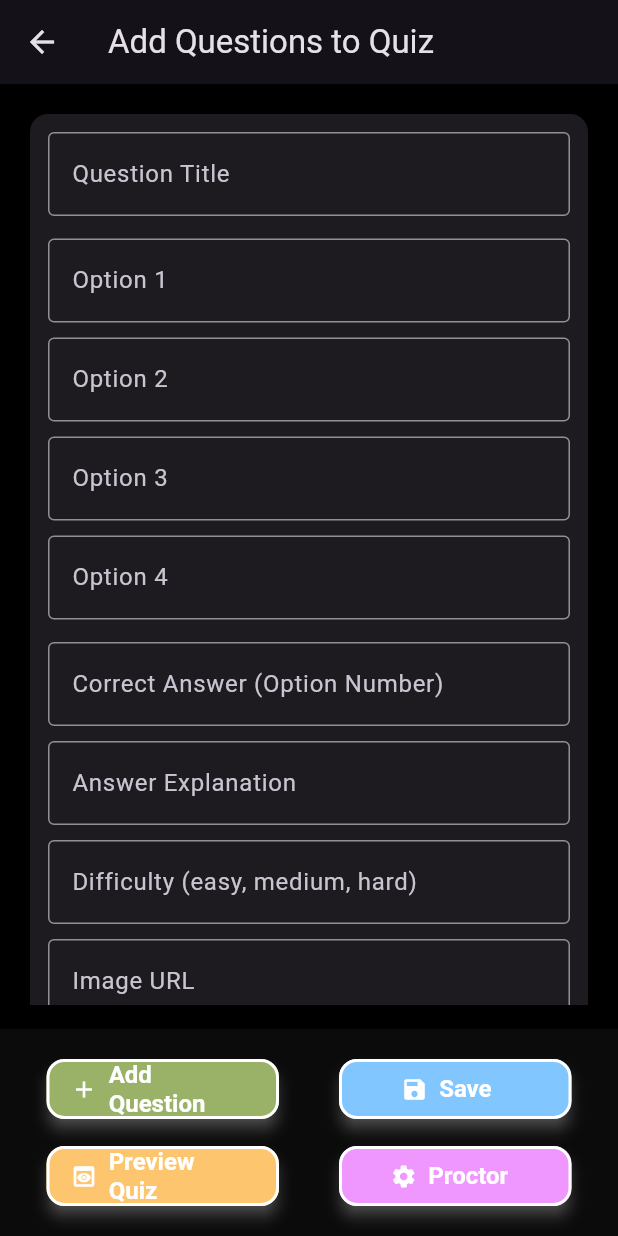
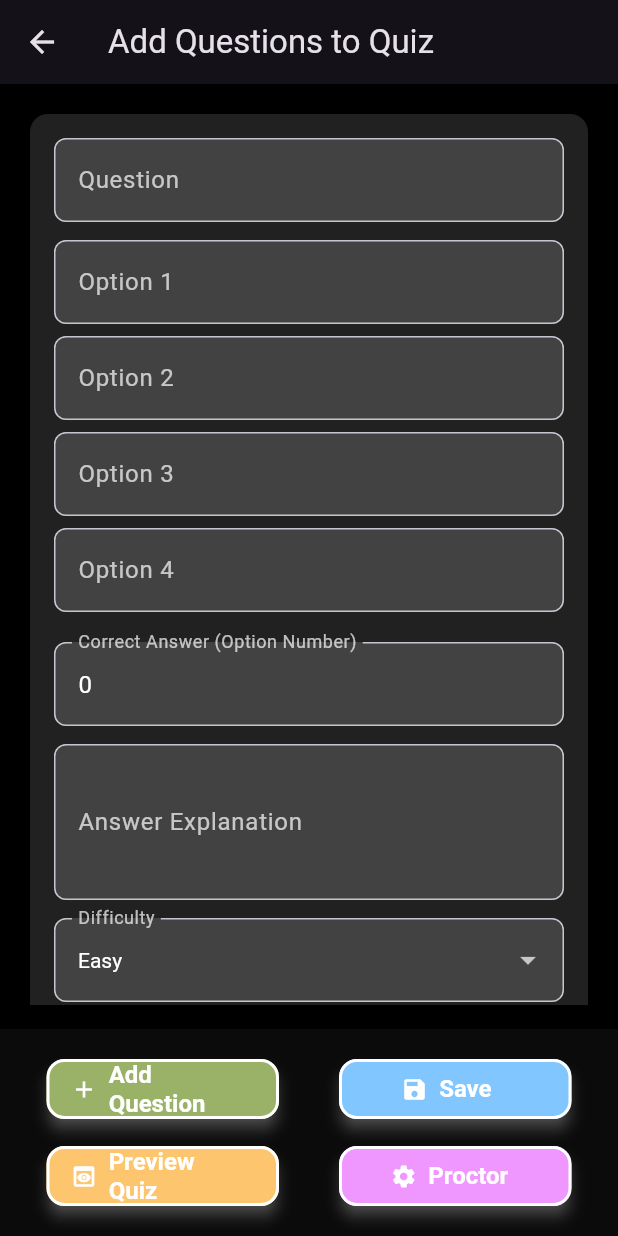
Before and after one commit to nayan1306/bigaze-controller, a Flutter app: the QuizCreatePage screen opened directly with empty values, after a tap on "Add Question", on a phone screen of 412 x 824 dp. Run offline on Flutter 3.47's test engine with Material 3 defaults, Android fonts, the phone set to English and light mode, and no system bars; our stand-ins replace cloud_firestore, email_validator, firebase_auth, firebase_core, firebase_messaging, flutter_local_notifications and 4 more; missing offline and left inert: firebase_ui_auth; accounts and stored records are empty.

Commit message:
updated Question card

```diff
--- a/lib/Screens/questiondesigner.dart
+++ b/lib/Screens/questiondesigner.dart
@@ -2,7 +2,6 @@ import 'package:cloud_firestore/cloud_firestore.dart';
 import 'package:examiner_bigaze/Screens/quiz_creator/quiz_create_page.dart';
 import 'package:firebase_auth/firebase_auth.dart';
 import 'package:flutter/material.dart';
-import '../quizcreatepage.dart';
 
 class QuestionDesigner extends StatelessWidget {
   final FirebaseFirestore _firestore = FirebaseFirestore.instance;
--- a/lib/Screens/quiz_creator/question_card.dart
+++ b/lib/Screens/quiz_creator/question_card.dart
@@ -15,93 +15,168 @@ class QuestionCard extends StatelessWidget {
 
   @override
   Widget build(BuildContext context) {
-    // Wrap in a Card for visual separation.
     return Card(
-      elevation: 2,
+      elevation: 4,
+      color: Colors.grey[900], // Dark card background
       shape: RoundedRectangleBorder(
         borderRadius: BorderRadius.circular(12),
       ),
       child: Padding(
-        padding: const EdgeInsets.all(12.0),
+        padding: const EdgeInsets.all(16.0),
         child: Column(
           crossAxisAlignment: CrossAxisAlignment.start,
           children: [
-            TextField(
-              decoration: const InputDecoration(
-                labelText: 'Question Title',
-                border: OutlineInputBorder(),
-              ),
+            _buildTextField(
+              label: 'Question',
+              initialValue: question["question"],
               onChanged: (value) => onQuestionChanged("question", value),
             ),
-            const SizedBox(height: 10),
+            const SizedBox(height: 12),
             ...question["options"].keys.map((key) {
               return Padding(
-                padding: const EdgeInsets.symmetric(vertical: 5),
-                child: TextField(
-                  decoration: InputDecoration(
-                    labelText: 'Option $key',
-                    border: const OutlineInputBorder(),
-                  ),
+                padding: const EdgeInsets.only(bottom: 8.0),
+                child: _buildTextField(
+                  label: 'Option $key',
+                  initialValue: question["options"][key],
                   onChanged: (value) => onOptionChanged(key, value),
                 ),
               );
             }).toList(),
-            const SizedBox(height: 10),
-            TextField(
-              decoration: const InputDecoration(
-                labelText: 'Correct Answer (Option Number)',
-                border: OutlineInputBorder(),
-              ),
+            const SizedBox(height: 12),
+            _buildTextField(
+              label: 'Correct Answer (Option Number)',
               keyboardType: TextInputType.number,
+              initialValue: question["answer"].toString(),
               onChanged: (value) =>
                   onQuestionChanged("answer", int.tryParse(value) ?? 0),
             ),
-            const SizedBox(height: 10),
-            TextField(
-              decoration: const InputDecoration(
-                labelText: 'Answer Explanation',
-                border: OutlineInputBorder(),
-              ),
+            const SizedBox(height: 12),
+            _buildTextField(
+              label: 'Answer Explanation',
+              initialValue: question["ansExplanation"],
+              maxLines: 3,
               onChanged: (value) => onQuestionChanged("ansExplanation", value),
             ),
-            const SizedBox(height: 10),
-            TextField(
-              decoration: const InputDecoration(
-                labelText: 'Difficulty (easy, medium, hard)',
-                border: OutlineInputBorder(),
-              ),
+            const SizedBox(height: 12),
+            _buildDropdown(
+              label: 'Difficulty',
+              value: ['Easy', 'Medium', 'Hard'].contains(question["difficulty"])
+                  ? question["difficulty"]
+                  : 'Easy', // Default to 'Easy' if invalid
+              items: ['Easy', 'Medium', 'Hard'],
               onChanged: (value) => onQuestionChanged("difficulty", value),
             ),
-            const SizedBox(height: 10),
-            TextField(
-              decoration: const InputDecoration(
-                labelText: 'Image URL',
-                border: OutlineInputBorder(),
-              ),
-              onChanged: (value) => onQuestionChanged("imageUrl", value),
+            const SizedBox(height: 12),
+            Row(
+              children: [
+                Expanded(
+                  child: _buildTextField(
+                    label: 'Marks',
+                    keyboardType: TextInputType.number,
+                    initialValue: question["marks"].toString(),
+                    onChanged: (value) =>
+                        onQuestionChanged("marks", int.tryParse(value) ?? 0),
+                  ),
+                ),
+                const SizedBox(width: 12),
+                Expanded(
+                  child: _buildTextField(
+                    label: 'Tags (comma separated)',
+                    initialValue: question["tags"].join(", "),
+                    onChanged: (value) => onQuestionChanged("tags",
+                        value.split(',').map((tag) => tag.trim()).toList()),
+                  ),
+                ),
+              ],
             ),
-            const SizedBox(height: 10),
-            TextField(
-              decoration: const InputDecoration(
-                labelText: 'Marks',
-                border: OutlineInputBorder(),
-              ),
-              keyboardType: TextInputType.number,
-              onChanged: (value) =>
-                  onQuestionChanged("marks", int.tryParse(value) ?? 0),
-            ),
-            const SizedBox(height: 10),
-            TextField(
-              decoration: const InputDecoration(
-                labelText: 'Tags (comma separated)',
-                border: OutlineInputBorder(),
-              ),
-              onChanged: (value) => onQuestionChanged(
-                  "tags", value.split(',').map((tag) => tag.trim()).toList()),
-            ),
+            const SizedBox(height: 12),
+            _buildImageUploadButton(context),
           ],
         ),
       ),
     );
   }
+
+  /// Builds a dark-themed text field with rounded borders
+  Widget _buildTextField({
+    required String label,
+    String? initialValue,
+    TextInputType keyboardType = TextInputType.text,
+    int maxLines = 1,
+    required Function(String) onChanged,
+  }) {
+    return TextFormField(
+      initialValue: initialValue,
+      keyboardType: keyboardType,
+      maxLines: maxLines,
+      style: const TextStyle(color: Colors.white), // White text color
+      decoration: InputDecoration(
+        labelText: label,
+        labelStyle:
+            const TextStyle(color: Colors.white70), // Slightly dimmed text
+        filled: true,
+        fillColor: Colors.grey[800], // Darker background
+        border: OutlineInputBorder(borderRadius: BorderRadius.circular(8)),
+        focusedBorder: OutlineInputBorder(
+          borderSide: const BorderSide(color: Colors.blue, width: 1.5),
+          borderRadius: BorderRadius.circular(8),
+        ),
+      ),
+      onChanged: onChanged,
+    );
+  }
+
+  /// Builds a dark-themed dropdown for selecting difficulty
+  Widget _buildDropdown({
+    required String label,
+    required String value,
+    required List<String> items,
+    required Function(String) onChanged,
+  }) {
+    return DropdownButtonFormField<String>(
+      value: value,
+      dropdownColor: Colors.grey[900], // Dark background for dropdown
+      style: const TextStyle(color: Colors.white), // White text
+      decoration: InputDecoration(
+        labelText: label,
+        labelStyle: const TextStyle(color: Colors.white70),
+        filled: true,
+        fillColor: Colors.grey[800],
+        border: OutlineInputBorder(borderRadius: BorderRadius.circular(8)),
+      ),
+      items: items
+          .map((difficulty) => DropdownMenuItem(
+                value: difficulty,
+                child: Text(difficulty),
+              ))
+          .toList(),
+      onChanged: (newValue) {
+        if (newValue != null) {
+          onChanged(newValue);
+        }
+      },
+    );
+  }
+
+  /// Builds an image upload button with dark mode styling
+  Widget _buildImageUploadButton(BuildContext context) {
+    return TextButton.icon(
+      onPressed: () {
+        // TODO: Implement Image Picker functionality
+        ScaffoldMessenger.of(context).showSnackBar(
+          const SnackBar(content: Text('Image Upload Not Implemented')),
+        );
+      },
+      icon: const Icon(Icons.image, color: Colors.white70),
+      label:
+          const Text('Upload Image', style: TextStyle(color: Colors.white70)),
+      style: TextButton.styleFrom(
+        backgroundColor: Colors.grey[800],
+        padding: const EdgeInsets.symmetric(vertical: 12),
+        shape: RoundedRectangleBorder(
+          borderRadius: BorderRadius.circular(8),
+        ),
+      ),
+    );
+  }
 }
```
